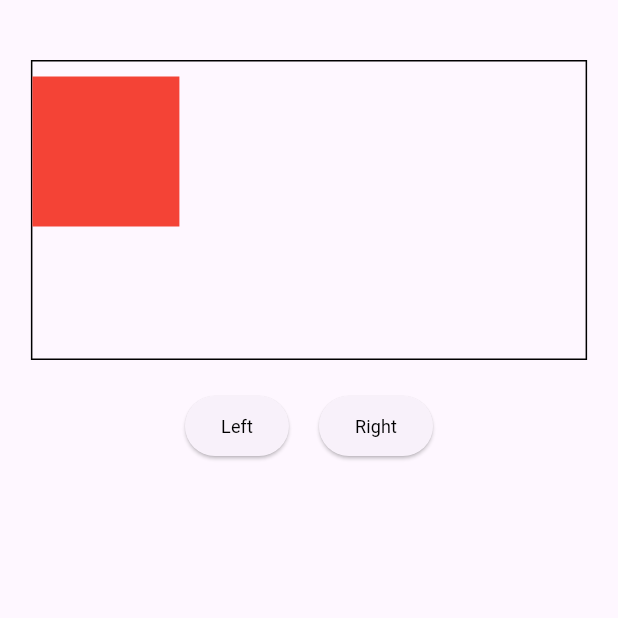
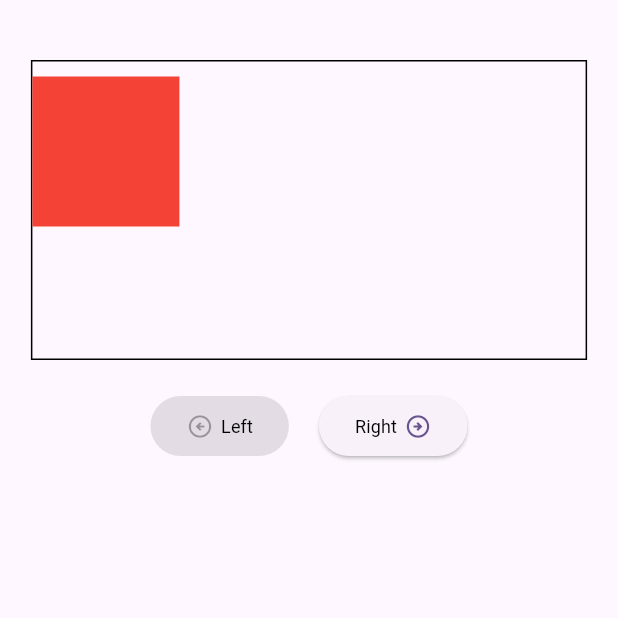
Before and after one commit to riteshsinha1234/box-moving-animation, a Flutter app: the screen it shows after launch, after a tap on "Left", on a phone screen of 412 x 824 dp, the top half of it. Run offline on Flutter 3.47's test engine with Material 3 defaults, Android fonts, the phone set to English and light mode, and no system bars; our stand-ins replace get.

Commit message:
all the buttons and everything are done

```diff
--- a/lib/component/widget.dart
+++ b/lib/component/widget.dart
@@ -11,11 +11,13 @@ Text customTxt(
   String text,
   double size,
   Color clr,
-
 ) {
   return Text(
     text,
     style: TextStyle(
-        color: clr, fontSize: size, fontWeight: FontWeight.w500, fontFamily: "Roboto"),
+        color: clr,
+        fontSize: size,
+        fontWeight: FontWeight.w500,
+        fontFamily: "Roboto"),
   );
 }
--- a/lib/home/home_controller.dart
+++ b/lib/home/home_controller.dart
@@ -5,14 +5,20 @@ import 'package:get/get.dart';
 class HomeController extends GetxController {
   var positionLeft = 0.0.obs;
   var positionRight = 0.0.obs;
+  var isDisableLeft = false.obs;
+  var isDisableRight = false.obs;
 
   void movePosition(String pos, BuildContext context) {
     if (pos == "Right") {
       positionLeft.value = screenWidth(context) * .9 - 100;
       positionRight.value = 0;
+      isDisableRight.value = true;
+      isDisableLeft.value = false;
     } else if (pos == "Left") {
       positionLeft.value = 0;
       positionRight.value = screenWidth(context) * .9 - 100;
+      isDisableLeft.value = true;
+      isDisableRight.value = false;
     }
   }
 }
--- a/lib/home/home_view.dart
+++ b/lib/home/home_view.dart
@@ -42,25 +42,45 @@ class HomeView extends StatelessWidget {
           Row(
             mainAxisAlignment: MainAxisAlignment.center,
             children: [
-              Positioned(
+              Obx(
+                () => Positioned(
                   bottom: 60,
                   left: 230,
                   child: ElevatedButton(
-                  onPressed: () {
+                    onPressed: controller.isDisableLeft.value
+                        ? null
+                        : () {
                             controller.movePosition("Left", context);
                           },
-                  child: customTxt("Left", 12, black),
+                    child: Row(
+                      children: [
+                        const Icon(Icons.arrow_circle_left_outlined),
+                        gapW(5),
+                        customTxt("Left", 12, black),
+                      ],
+                    ),
+                  ),
                 ),
               ),
               gapW(20),
-              Positioned(
+              Obx(
+                () => Positioned(
                   bottom: 60,
                   left: 30,
                   child: ElevatedButton(
-                  onPressed: () {
+                    onPressed: controller.isDisableRight.value
+                        ? null
+                        : () {
                             controller.movePosition("Right", context);
                           },
-                  child: customTxt("Right", 12, black),
+                    child: Row(
+                      children: [
+                        customTxt("Right", 12, black),
+                        gapW(5),
+                        const Icon(Icons.arrow_circle_right_outlined),
+                      ],
+                    ),
+                  ),
                 ),
               )
             ],
```
Lines whose indentation alone changed are shown as unchanged.
